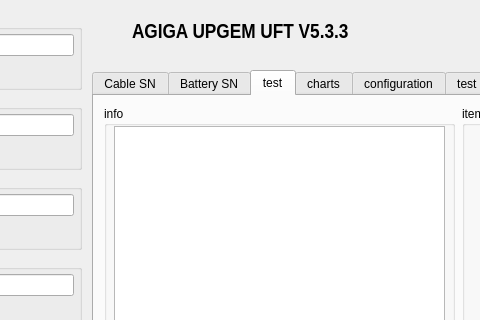
Above: src/UFT_GUI/UFT_Ui.ui from hardanimal/Garnet before the change; both pictures show x 398 to 878 and y 0 to 320 of the 1222 by 670 pixel window. Below: the same form after it.
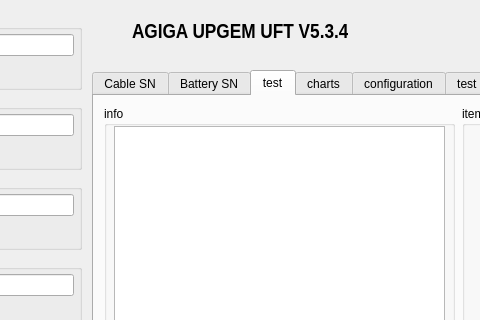
That is the form after the change. Custom widgets are drawn as their Qt base class.

Diff of the .ui file:
```diff
--- a/src/UFT_GUI/UFT_Ui.ui
+++ b/src/UFT_GUI/UFT_Ui.ui
@@ -1287,7 +1287,7 @@
     <bool>false</bool>
    </property>
    <property name="text">
-    <string>AGIGA UPGEM UFT V5.3.3</string>
+    <string>AGIGA UPGEM UFT V5.3.4</string>
    </property>
    <property name="textFormat">
     <enum>Qt::AutoText</enum>
```
